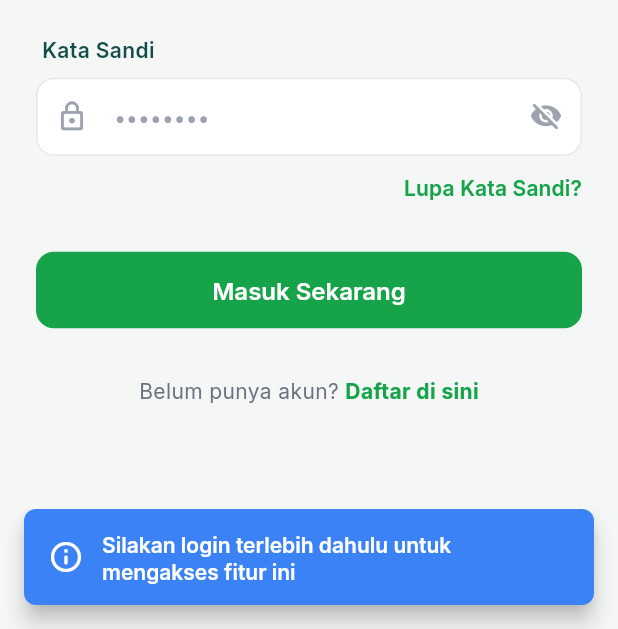
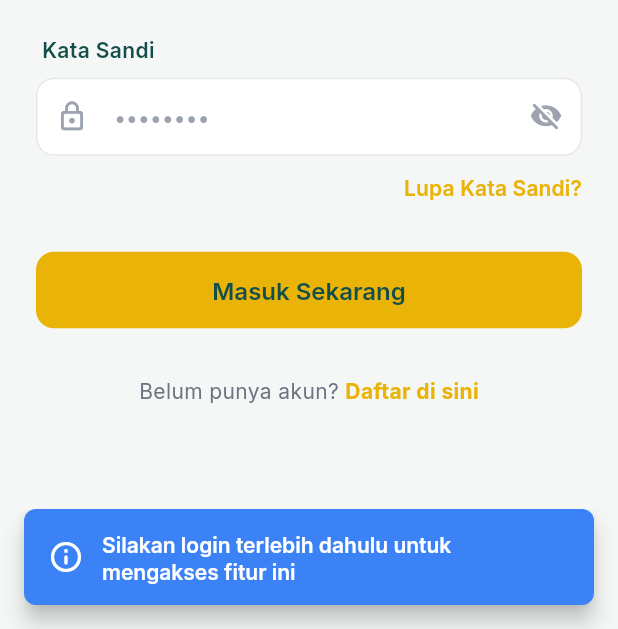
Before and after one commit to RozhakDev/VanqisFresh_Mobile, a Flutter app: the screen it shows after launch, item 2 of the bottom bar chosen, on a phone screen of 412 x 824 dp, the part 607-1236 px from its top. Run offline on Flutter 3.47's test engine with Material 3 defaults, Android fonts, the phone set to English and light mode, and no system bars; our stand-ins replace cached_network_image, dio, flutter_dotenv, flutter_riverpod, go_router, google_fonts and 2 more; network calls fail.

Commit message:
refactor: apply branding colors and update promo style

```diff
--- a/lib/core/theme/app_theme.dart
+++ b/lib/core/theme/app_theme.dart
@@ -3,16 +3,16 @@ import 'package:flutter/services.dart';
 import 'package:google_fonts/google_fonts.dart';
 
 class AppColors {
-  static const Color primary = Color(0xFF16A34A);
-  static const Color primaryDark = Color(0xFF15803D);
-  static const Color primaryLight = Color(0xFF4ADE80);
+  static const Color primary = Color(0xFFEAB308);
+  static const Color primaryDark = Color(0xFF134E4A);
+  static const Color primaryLight = Color(0xFFFDE047);
 
   static const Color brandYellow = Color(0xFFEAB308);
   static const Color brandOrange = Color(0xFFF97316);
   static const Color brandRed    = Color(0xFFEF4444);
 
-  static const Color primaryMuted = Color(0xFFDCFCE7);
-  static const Color primarySurface = Color(0xFFF0FDF4);
+  static const Color primaryMuted = Color(0xFFFEF9C3);
+  static const Color primarySurface = Color(0xFFFEFCE8);
   static const Color accentGreen  = Color(0xFF16A34A);
   static const Color accentRed    = Color(0xFFFF4038);
   static const Color accentOrange = Color(0xFFEA580C);
@@ -28,7 +28,7 @@ class AppColors {
   static const Color textPrimary   = Color(0xFF134E4A);
   static const Color textSecondary = Color(0xFF6B7280);
   static const Color textHint      = Color(0xFF9CA3AF);
-  static const Color textOnPrimary = Color(0xFFFFFFFF);
+  static const Color textOnPrimary = Color(0xFF134E4A);
 
   static const Color error   = Color(0xFFEF4444);
   static const Color success = Color(0xFF22C55E);
@@ -106,7 +106,7 @@ class AppTheme {
       elevatedButtonTheme: ElevatedButtonThemeData(
         style: ElevatedButton.styleFrom(
           backgroundColor: AppColors.primary,
-          foregroundColor: Colors.white,
+          foregroundColor: AppColors.textOnPrimary,
           elevation: 0,
           shadowColor: Colors.transparent,
           shape: RoundedRectangleBorder(
@@ -118,8 +118,8 @@ class AppTheme {
       ),
       outlinedButtonTheme: OutlinedButtonThemeData(
         style: OutlinedButton.styleFrom(
-          foregroundColor: AppColors.primary,
-          side: const BorderSide(color: AppColors.primary, width: 1.5),
+          foregroundColor: AppColors.primaryDark,
+          side: const BorderSide(color: AppColors.primaryDark, width: 1.5),
           shape: RoundedRectangleBorder(
             borderRadius: BorderRadius.circular(12),
           ),
--- a/lib/features/catalog/presentation/widgets/promo_banner_carousel.dart
+++ b/lib/features/catalog/presentation/widgets/promo_banner_carousel.dart
@@ -52,9 +52,9 @@ class _PromoCarouselWidgetState extends State<_PromoCarouselWidget> {
   Timer? _autoScrollTimer;
 
   static const List<List<Color>> _gradients = [
-    [Color(0xFF16A34A), Color(0xFF22C55E)],
-    [Color(0xFF047857), Color(0xFF10B981)],
-    [Color(0xFF0284C7), Color(0xFF0EA5E9)],
+    [Color(0xFFEAB308), Color(0xFFFDE047)], // Warm Yellow
+    [Color(0xFF134E4A), Color(0xFF065F46)], // Dark Green
+    [Color(0xFFF97316), Color(0xFFFB923C)], // Orange
   ];
 
   @override
```
